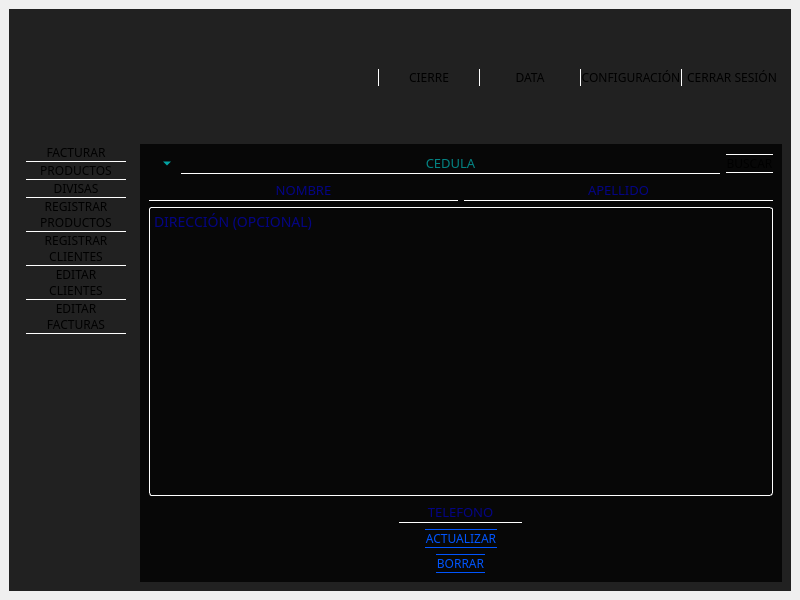
The window that ui/interfaz_principal.ui (DevHarsue/FRIKIZONE) describes before a commit, drawn with Qt 5.
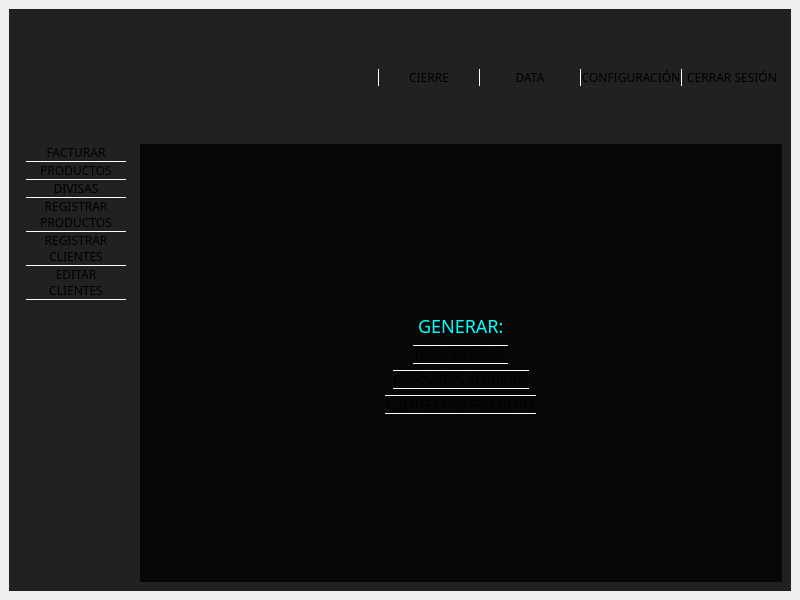
The same window after the commit. The open tabs and pages were chosen to show the change. Icons and pictures are not drawn.

Commit message: pdf para clientes frecuentes listo

Patch:
```diff
--- a/ui/interfaz_principal.ui
+++ b/ui/interfaz_principal.ui
@@ -874,7 +874,119 @@
            </item>
           </layout>
          </widget>
-         <widget class="QWidget" name="page_4"/>
+         <widget class="QWidget" name="vista_mensual">
+          <layout class="QVBoxLayout" name="verticalLayout_12">
+           <item>
+            <spacer name="verticalSpacer_8">
+             <property name="orientation">
+              <enum>Qt::Orientation::Vertical</enum>
+             </property>
+             <property name="sizeHint" stdset="0">
+              <size>
+               <width>20</width>
+               <height>40</height>
+              </size>
+             </property>
+            </spacer>
+           </item>
+           <item alignment="Qt::AlignmentFlag::AlignHCenter">
+            <widget class="QDateEdit" name="date_mensual">
+             <property name="displayFormat">
+              <string>MMMM/yyyy</string>
+             </property>
+             <property name="calendarPopup">
+              <bool>true</bool>
+             </property>
+            </widget>
+           </item>
+           <item alignment="Qt::AlignmentFlag::AlignHCenter">
+            <widget class="QPushButton" name="boton_generar_informe">
+             <property name="text">
+              <string>GENERAR INFORME</string>
+             </property>
+            </widget>
+           </item>
+           <item>
+            <spacer name="verticalSpacer_9">
+             <property name="orientation">
+              <enum>Qt::Orientation::Vertical</enum>
+             </property>
+             <property name="sizeHint" stdset="0">
+              <size>
+               <width>20</width>
+               <height>40</height>
+              </size>
+             </property>
+            </spacer>
+           </item>
+          </layout>
+         </widget>
+         <widget class="QWidget" name="vista_data">
+          <property name="styleSheet">
+           <string notr="true">QPushButton{
+	min-width: 12em;
+}</string>
+          </property>
+          <layout class="QVBoxLayout" name="verticalLayout_10">
+           <item>
+            <spacer name="verticalSpacer">
+             <property name="orientation">
+              <enum>Qt::Orientation::Vertical</enum>
+             </property>
+             <property name="sizeHint" stdset="0">
+              <size>
+               <width>20</width>
+               <height>40</height>
+              </size>
+             </property>
+            </spacer>
+           </item>
+           <item alignment="Qt::AlignmentFlag::AlignHCenter">
+            <widget class="QLabel" name="label_6">
+             <property name="styleSheet">
+              <string notr="true">font-size:18px;</string>
+             </property>
+             <property name="text">
+              <string>GENERAR:</string>
+             </property>
+            </widget>
+           </item>
+           <item alignment="Qt::AlignmentFlag::AlignHCenter">
+            <widget class="QPushButton" name="boton_mensual_data">
+             <property name="text">
+              <string>TOTAL MENSUAL</string>
+             </property>
+            </widget>
+           </item>
+           <item alignment="Qt::AlignmentFlag::AlignHCenter">
+            <widget class="QPushButton" name="boton_producto_data">
+             <property name="text">
+              <string>PRODUCTOS VENDIDOS</string>
+             </property>
+            </widget>
+           </item>
+           <item alignment="Qt::AlignmentFlag::AlignHCenter">
+            <widget class="QPushButton" name="boton_cliente_data">
+             <property name="text">
+              <string>CLIENTES MAS FRECUENTE</string>
+             </property>
+            </widget>
+           </item>
+           <item>
+            <spacer name="verticalSpacer_7">
+             <property name="orientation">
+              <enum>Qt::Orientation::Vertical</enum>
+             </property>
+             <property name="sizeHint" stdset="0">
+              <size>
+               <width>20</width>
+               <height>40</height>
+              </size>
+             </property>
+            </spacer>
+           </item>
+          </layout>
+         </widget>
          <widget class="QWidget" name="vista_productos">
           <layout class="QVBoxLayout" name="verticalLayout_9">
            <item>
@@ -1303,7 +1415,7 @@
                   <number>0</number>
                  </property>
                  <property name="alignment">
-                  <set>Qt::AlignmentFlag::AlignCenter</set>
+                  <set>Qt::AlignmentFlag::AlignLeading|Qt::AlignmentFlag::AlignLeft|Qt::AlignmentFlag::AlignVCenter</set>
                  </property>
                  <property name="placeholderText">
                   <string>CEDULA</string>
@@ -1609,17 +1721,6 @@
             </property>
            </widget>
           </item>
-          <item>
-           <widget class="QPushButton" name="boton_v_editar_facturas">
-            <property name="cursor">
-             <cursorShape>PointingHandCursor</cursorShape>
-            </property>
-            <property name="text">
-             <string>EDITAR
-FACTURAS</string>
-            </property>
-           </widget>
-          </item>
          </layout>
         </widget>
        </item>
```
Left out of the diff: 94 changed lines with no effect on the pictures. The commit also changes 10 other files.
